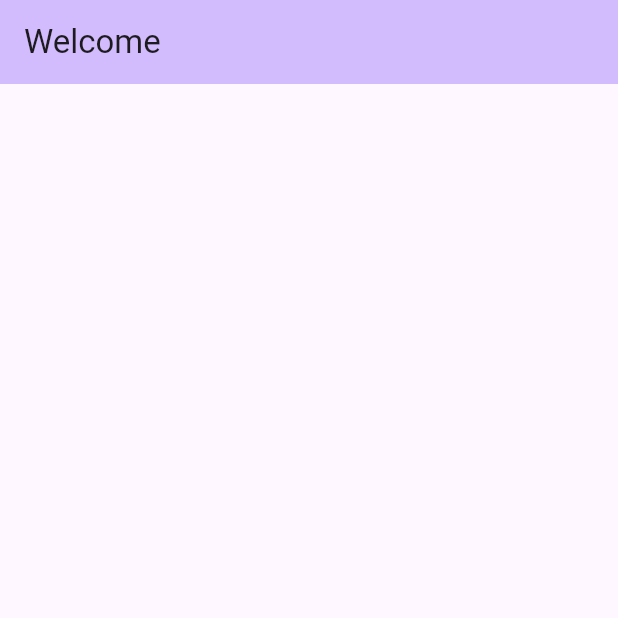
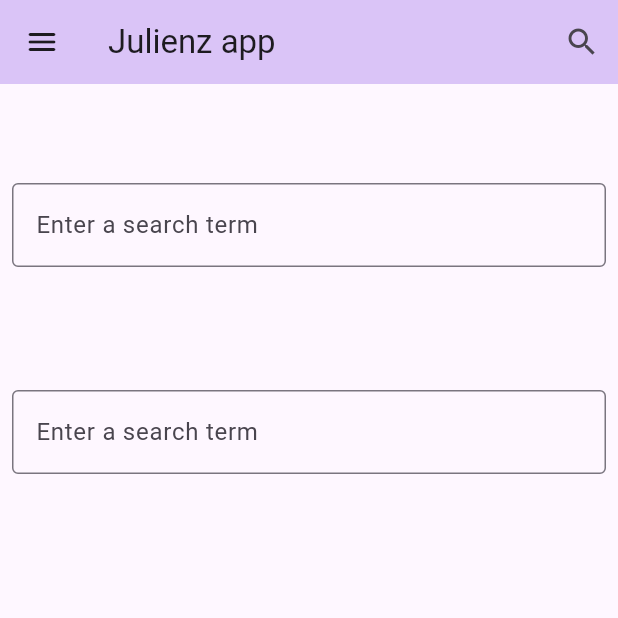
Before and after one commit to ju-lienz/login-app, a Flutter app: the screen it shows after launch, on a phone screen of 412 x 824 dp, the top half of it. Run offline on Flutter 3.47's test engine with Material 2 defaults, Android fonts, the phone set to English and light mode, and no system bars.

Commit message:
inital commit

```diff
--- /dev/null
+++ b/lib/constants/colors.dart
@@ -0,0 +1,7 @@
+import 'package:flutter/material.dart';
+
+const Color tdPink = Color.fromRGBO(218, 196, 247, 1.0);
+const Color tdSalmon = Color.fromRGBO(244, 152, 156, 1.0);
+const Color tdLightBlue = Color.fromRGBO(172, 236, 247, 1.0);
+const Color tdBlack = Color.fromRGBO(30, 30, 30, 1.0);
+const Color tdWhite = Color.fromRGBO(230, 230, 230, 1.0);
--- a/lib/main.dart
+++ b/lib/main.dart
@@ -1,4 +1,6 @@
 import 'package:flutter/material.dart';
+import 'package:login_app/screens/home.dart';
+import 'package:login_app/widgets/appbar.dart';
 
 void main() {
   runApp(const MyApp());
@@ -7,7 +9,6 @@ void main() {
 class MyApp extends StatelessWidget {
   const MyApp({super.key});
 
-  // This widget is the root of your application.
   @override
   Widget build(BuildContext context) {
     return MaterialApp(
@@ -34,14 +35,9 @@ class MyHomePage extends StatefulWidget {
 class _MyHomePageState extends State<MyHomePage> {
   @override
   Widget build(BuildContext context) {
-    return Scaffold(
-      appBar: AppBar(
-        backgroundColor: Theme.of(context).colorScheme.inversePrimary,
-        title: Text(widget.title),
-      ),
-      body: const Center(
-        child: Column(),
-      ),
+    return const Scaffold(
+      appBar: BuildAppBar(),
+      body: BuildBody(),
     );
   }
 }
--- /dev/null
+++ b/lib/screens/home.dart
@@ -0,0 +1,37 @@
+import 'package:flutter/material.dart';
+
+class BuildBody extends StatelessWidget {
+  const BuildBody({
+    super.key,
+  });
+
+  @override
+  Widget build(BuildContext context) {
+    return const Center(
+      child: Column(
+        children: [
+          SizedBox(height: 50.0),
+          Padding(
+            padding: EdgeInsets.symmetric(horizontal: 8, vertical: 16),
+            child: TextField(
+              decoration: InputDecoration(
+                border: OutlineInputBorder(),
+                hintText: 'Enter a search term',
+              ),
+            ),
+          ),
+          SizedBox(height: 50.0),
+          Padding(
+            padding: EdgeInsets.symmetric(horizontal: 8, vertical: 16),
+            child: TextField(
+              decoration: InputDecoration(
+                border: OutlineInputBorder(),
+                hintText: 'Enter a search term',
+              ),
+            ),
+          ),
+        ],
+      ),
+    );
+  }
+}
--- /dev/null
+++ b/lib/widgets/appbar.dart
@@ -0,0 +1,27 @@
+import 'package:flutter/material.dart';
+import 'package:login_app/constants/colors.dart';
+
+class BuildAppBar extends StatelessWidget implements PreferredSizeWidget {
+  const BuildAppBar({Key? key}) : super(key: key);
+
+  @override
+  Size get preferredSize => const Size.fromHeight(kToolbarHeight);
+
+  @override
+  Widget build(BuildContext context) {
+    return AppBar(
+      backgroundColor: tdPink,
+      title: const Text('Julienz app'),
+      leading: IconButton(
+        icon: const Icon(Icons.menu_rounded), // Icono izquierdo
+        onPressed: () {},
+      ),
+      actions: <Widget>[
+        IconButton(
+          icon: const Icon(Icons.search), // Icono derecho
+          onPressed: () {},
+        ),
+      ],
+    );
+  }
+}
```
Also changed, not shown: lib/screens/login.dart (deleted).
